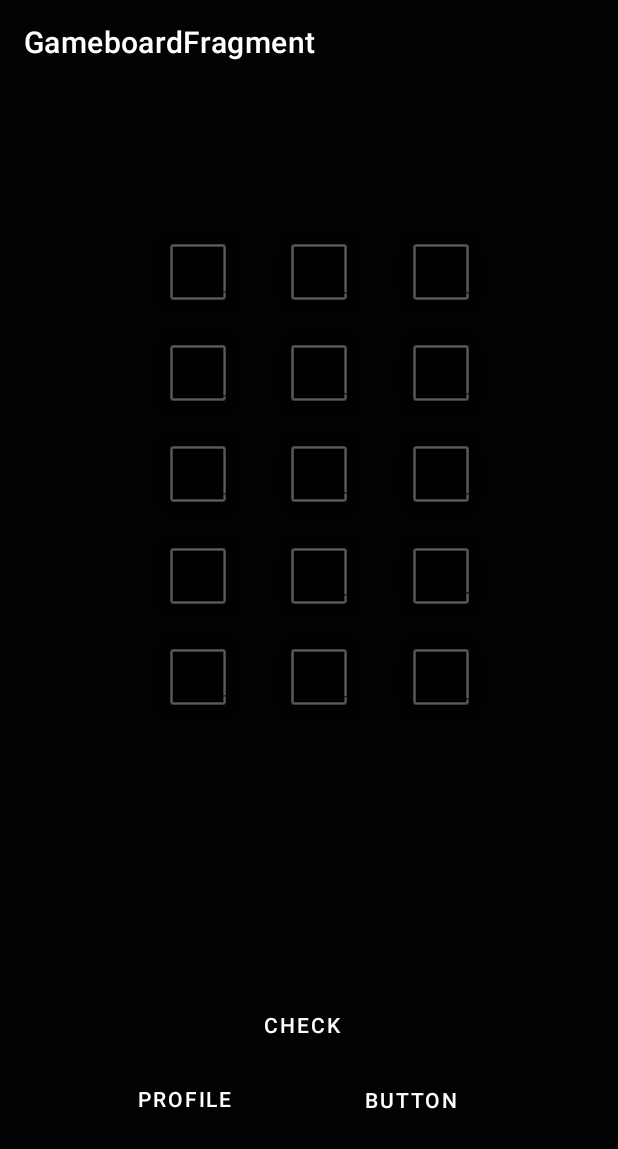
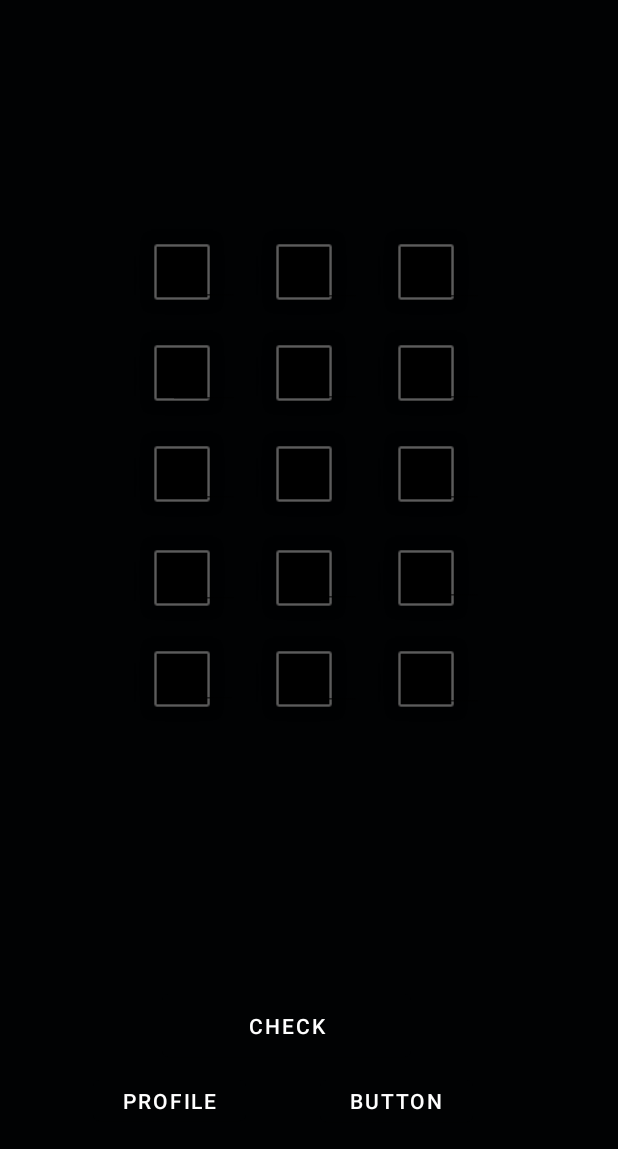
Before and after one commit to CSUF-CPSC411A-2022S/project-the-brogrammers, an Android app: the screen it shows after launch (MainActivity), on a phone screen of 412 x 824 dp. Shown: the top 1149 px of the screen. Run offline under Robolectric (Android 15) with nearby library versions, the phone set to English and light mode, and no system bars; our stand-ins replace Room's generated code, data binding, navigation-ui.

Commit message:
branch created
Game Mechanics Created
Splash Rework
Faceplate Rework

Keyboard WIP
Keyboard need constraint

```diff
--- a/app/src/main/res/layout/gameboard.xml
+++ b/app/src/main/res/layout/gameboard.xml
@@ -10,6 +10,22 @@
         android:background="#010203"
         tools:context=".MainActivity">
 
+
+        <EditText
+            android:id="@+id/RThreeLetterTwo"
+            android:layout_width="48dp"
+            android:layout_height="49dp"
+            android:ems="10"
+            android:inputType="textPersonName"
+            android:maxLength="1"
+            android:textColor="#FFFFFF"
+            app:layout_constraintBottom_toBottomOf="@+id/SR3C2"
+            app:layout_constraintEnd_toEndOf="@+id/SR3C2"
+            app:layout_constraintHorizontal_bias="1.0"
+            app:layout_constraintStart_toStartOf="@+id/SR3C2"
+            app:layout_constraintTop_toTopOf="parent"
+            app:layout_constraintVertical_bias="0.944" />
+
         <TextView
             android:id="@+id/name"
             android:layout_width="175dp"
@@ -19,10 +35,10 @@
             android:textSize="34sp"
             app:layout_constraintBottom_toBottomOf="parent"
             app:layout_constraintEnd_toEndOf="parent"
+            app:layout_constraintHorizontal_bias="0.457"
             app:layout_constraintStart_toStartOf="parent"
             app:layout_constraintTop_toTopOf="parent"
-            app:layout_constraintVertical_bias="0.647" />
-
+            app:layout_constraintVertical_bias="0.649" />
 
         <TextView
             android:id="@+id/address"
@@ -33,9 +49,10 @@
             android:textSize="34sp"
             app:layout_constraintBottom_toBottomOf="parent"
             app:layout_constraintEnd_toEndOf="parent"
+            app:layout_constraintHorizontal_bias="0.457"
             app:layout_constraintStart_toStartOf="parent"
             app:layout_constraintTop_toTopOf="parent"
-            app:layout_constraintVertical_bias="0.72" />
+            app:layout_constraintVertical_bias="0.722" />
 
         <TextView
             android:id="@+id/announcer"
@@ -46,9 +63,10 @@
             android:textSize="34sp"
             app:layout_constraintBottom_toBottomOf="parent"
             app:layout_constraintEnd_toEndOf="parent"
+            app:layout_constraintHorizontal_bias="0.457"
             app:layout_constraintStart_toStartOf="parent"
             app:layout_constraintTop_toTopOf="parent"
-            app:layout_constraintVertical_bias="0.023" />
+            app:layout_constraintVertical_bias="0.024" />
 
         <Button
             android:id="@+id/add"
@@ -57,10 +75,10 @@
             android:text="Check"
             app:layout_constraintBottom_toBottomOf="parent"
             app:layout_constraintEnd_toEndOf="parent"
-            app:layout_constraintHorizontal_bias="0.481"
+            app:layout_constraintHorizontal_bias="0.44"
             app:layout_constraintStart_toStartOf="parent"
             app:layout_constraintTop_toTopOf="parent"
-            app:layout_constraintVertical_bias="0.84" />
+            app:layout_constraintVertical_bias="0.841" />
 
         <Button
             android:id="@+id/profileButton"
@@ -69,10 +87,10 @@
             android:text="Profile"
             app:layout_constraintBottom_toBottomOf="parent"
             app:layout_constraintEnd_toEndOf="parent"
-            app:layout_constraintHorizontal_bias="0.233"
+            app:layout_constraintHorizontal_bias="0.2"
             app:layout_constraintStart_toStartOf="parent"
             app:layout_constraintTop_toTopOf="parent"
-            app:layout_constraintVertical_bias="0.901" />
+            app:layout_constraintVertical_bias="0.903" />
 
         <TextView
             android:id="@+id/LettersRight"
@@ -81,10 +99,10 @@
             android:text="Letters Right:"
             app:layout_constraintBottom_toBottomOf="parent"
             app:layout_constraintEnd_toEndOf="parent"
-            app:layout_constraintHorizontal_bias="0.481"
+            app:layout_constraintHorizontal_bias="0.451"
             app:layout_constraintStart_toStartOf="parent"
             app:layout_constraintTop_toTopOf="parent"
-            app:layout_constraintVertical_bias="0.95" />
+            app:layout_constraintVertical_bias="0.952" />
 
         <Button
             android:id="@+id/create"
@@ -93,10 +111,10 @@
             android:text="Button"
             app:layout_constraintBottom_toBottomOf="parent"
             app:layout_constraintEnd_toEndOf="parent"
-            app:layout_constraintHorizontal_bias="0.721"
+            app:layout_constraintHorizontal_bias="0.689"
             app:layout_constraintStart_toStartOf="parent"
             app:layout_constraintTop_toTopOf="parent"
-            app:layout_constraintVertical_bias="0.903" />
+            app:layout_constraintVertical_bias="0.904" />
 
         <ImageView
             android:id="@+id/SR1C2"
@@ -104,7 +122,7 @@
             android:layout_height="64dp"
             app:layout_constraintBottom_toBottomOf="parent"
             app:layout_constraintEnd_toEndOf="parent"
-            app:layout_constraintHorizontal_bias="0.52"
+            app:layout_constraintHorizontal_bias="0.491"
             app:layout_constraintStart_toStartOf="parent"
             app:layout_constraintTop_toTopOf="parent"
             app:layout_constraintVertical_bias="0.137"
@@ -116,7 +134,7 @@
             android:layout_height="64dp"
             app:layout_constraintBottom_toBottomOf="parent"
             app:layout_constraintEnd_toEndOf="parent"
-            app:layout_constraintHorizontal_bias="0.278"
+            app:layout_constraintHorizontal_bias="0.248"
             app:layout_constraintStart_toStartOf="parent"
             app:layout_constraintTop_toTopOf="parent"
             app:layout_constraintVertical_bias="0.233"
@@ -128,7 +146,7 @@
             android:layout_height="64dp"
             app:layout_constraintBottom_toBottomOf="parent"
             app:layout_constraintEnd_toEndOf="parent"
-            app:layout_constraintHorizontal_bias="0.278"
+            app:layout_constraintHorizontal_bias="0.248"
             app:layout_constraintStart_toStartOf="parent"
             app:layout_constraintTop_toTopOf="parent"
             app:layout_constraintVertical_bias="0.137"
@@ -140,7 +158,7 @@
             android:layout_height="64dp"
             app:layout_constraintBottom_toBottomOf="parent"
             app:layout_constraintEnd_toEndOf="parent"
-            app:layout_constraintHorizontal_bias="0.52"
+            app:layout_constraintHorizontal_bias="0.491"
             app:layout_constraintStart_toStartOf="parent"
             app:layout_constraintTop_toTopOf="parent"
             app:layout_constraintVertical_bias="0.329"
@@ -152,10 +170,10 @@
             android:layout_height="64dp"
             app:layout_constraintBottom_toBottomOf="parent"
             app:layout_constraintEnd_toEndOf="parent"
-            app:layout_constraintHorizontal_bias="0.52"
+            app:layout_constraintHorizontal_bias="0.491"
             app:layout_constraintStart_toStartOf="parent"
             app:layout_constraintTop_toTopOf="parent"
-            app:layout_constraintVertical_bias="0.425"
+            app:layout_constraintVertical_bias="0.427"
             app:srcCompat="@android:drawable/alert_dark_frame" />
 
         <ImageView
@@ -164,10 +182,10 @@
             android:layout_height="64dp"
             app:layout_constraintBottom_toBottomOf="parent"
             app:layout_constraintEnd_toEndOf="parent"
-            app:layout_constraintHorizontal_bias="0.52"
+            app:layout_constraintHorizontal_bias="0.491"
             app:layout_constraintStart_toStartOf="parent"
             app:layout_constraintTop_toTopOf="parent"
-            app:layout_constraintVertical_bias="0.521"
+            app:layout_constraintVertical_bias="0.523"
             app:srcCompat="@android:drawable/alert_dark_frame" />
 
         <ImageView
@@ -176,7 +194,7 @@
             android:layout_height="64dp"
             app:layout_constraintBottom_toBottomOf="parent"
             app:layout_constraintEnd_toEndOf="parent"
-            app:layout_constraintHorizontal_bias="0.52"
+            app:layout_constraintHorizontal_bias="0.491"
             app:layout_constraintStart_toStartOf="parent"
             app:layout_constraintTop_toTopOf="parent"
             app:layout_constraintVertical_bias="0.233"
@@ -188,7 +206,7 @@
             android:layout_height="64dp"
             app:layout_constraintBottom_toBottomOf="parent"
             app:layout_constraintEnd_toEndOf="parent"
-            app:layout_constraintHorizontal_bias="0.763"
+            app:layout_constraintHorizontal_bias="0.733"
             app:layout_constraintStart_toStartOf="parent"
             app:layout_constraintTop_toTopOf="parent"
             app:layout_constraintVertical_bias="0.233"
@@ -200,7 +218,7 @@
             android:layout_height="64dp"
             app:layout_constraintBottom_toBottomOf="parent"
             app:layout_constraintEnd_toEndOf="parent"
-            app:layout_constraintHorizontal_bias="0.763"
+            app:layout_constraintHorizontal_bias="0.733"
             app:layout_constraintStart_toStartOf="parent"
             app:layout_constraintTop_toTopOf="parent"
             app:layout_constraintVertical_bias="0.329"
@@ -212,10 +230,10 @@
             android:layout_height="64dp"
             app:layout_constraintBottom_toBottomOf="parent"
             app:layout_constraintEnd_toEndOf="parent"
-            app:layout_constraintHorizontal_bias="0.763"
+            app:layout_constraintHorizontal_bias="0.733"
             app:layout_constraintStart_toStartOf="parent"
             app:layout_constraintTop_toTopOf="parent"
-            app:layout_constraintVertical_bias="0.425"
+            app:layout_constraintVertical_bias="0.427"
             app:srcCompat="@android:drawable/alert_dark_frame" />
 
         <ImageView
@@ -224,10 +242,10 @@
             android:layout_height="64dp"
             app:layout_constraintBottom_toBottomOf="parent"
             app:layout_constraintEnd_toEndOf="parent"
-            app:layout_constraintHorizontal_bias="0.763"
+            app:layout_constraintHorizontal_bias="0.733"
             app:layout_constraintStart_toStartOf="parent"
             app:layout_constraintTop_toTopOf="parent"
-            app:layout_constraintVertical_bias="0.521"
+            app:layout_constraintVertical_bias="0.523"
             app:srcCompat="@android:drawable/alert_dark_frame" />
 
         <ImageView
@@ -236,7 +254,7 @@
             android:layout_height="64dp"
             app:layout_constraintBottom_toBottomOf="parent"
             app:layout_constraintEnd_toEndOf="parent"
-            app:layout_constraintHorizontal_bias="0.278"
+            app:layout_constraintHorizontal_bias="0.248"
             app:layout_constraintStart_toStartOf="parent"
             app:layout_constraintTop_toTopOf="parent"
             app:layout_constraintVertical_bias="0.329"
@@ -248,10 +266,10 @@
             android:layout_height="64dp"
             app:layout_constraintBottom_toBottomOf="parent"
             app:layout_constraintEnd_toEndOf="parent"
-            app:layout_constraintHorizontal_bias="0.278"
+            app:layout_constraintHorizontal_bias="0.248"
             app:layout_constraintStart_toStartOf="parent"
             app:layout_constraintTop_toTopOf="parent"
-            app:layout_constraintVertical_bias="0.521"
+            app:layout_constraintVertical_bias="0.523"
             app:srcCompat="@android:drawable/alert_dark_frame" />
 
         <ImageView
@@ -260,10 +278,10 @@
             android:layout_height="64dp"
             app:layout_constraintBottom_toBottomOf="parent"
             app:layout_constraintEnd_toEndOf="parent"
-            app:layout_constraintHorizontal_bias="0.278"
+            app:layout_constraintHorizontal_bias="0.248"
             app:layout_constraintStart_toStartOf="parent"
             app:layout_constraintTop_toTopOf="parent"
-            app:layout_constraintVertical_bias="0.425"
+            app:layout_constraintVertical_bias="0.427"
             app:srcCompat="@android:drawable/alert_dark_frame" />
 
         <ImageView
@@ -273,7 +291,7 @@
             android:layout_marginStart="-9dp"
             app:layout_constraintBottom_toBottomOf="parent"
             app:layout_constraintEnd_toEndOf="parent"
-            app:layout_constraintHorizontal_bias="0.769"
+            app:layout_constraintHorizontal_bias="0.74"
             app:layout_constraintStart_toStartOf="parent"
             app:layout_constraintTop_toTopOf="parent"
             app:layout_constraintVertical_bias="0.137"
@@ -322,7 +340,7 @@
             app:layout_constraintHorizontal_bias="1.0"
             app:layout_constraintStart_toStartOf="@+id/SR3C3"
             app:layout_constraintTop_toTopOf="@+id/SR3C3"
-            app:layout_constraintVertical_bias="0.066" />
+            app:layout_constraintVertical_bias="0.2" />
 
         <EditText
             android:id="@+id/RFourLetterThree"
@@ -352,7 +370,7 @@
             app:layout_constraintHorizontal_bias="1.0"
             app:layout_constraintStart_toStartOf="@+id/SR1C3"
             app:layout_constraintTop_toTopOf="@+id/SR1C3"
-            app:layout_constraintVertical_bias="0.071" />
+            app:layout_constraintVertical_bias="0.214" />
 
         <EditText
             android:id="@+id/RTwoLetterThree"
@@ -367,7 +385,7 @@
             app:layout_constraintHorizontal_bias="1.0"
             app:layout_constraintStart_toStartOf="@+id/SR2C3"
             app:layout_constraintTop_toTopOf="@+id/SR2C3"
-            app:layout_constraintVertical_bias="0.071" />
+            app:layout_constraintVertical_bias="0.214" />
 
         <EditText
             android:id="@+id/RFourLetterTwo"
@@ -400,36 +418,6 @@
             app:layout_constraintVertical_bias="0.0" />
 
         <EditText
-            android:id="@+id/RThreeLetterTwo"
-            android:layout_width="48dp"
-            android:layout_height="49dp"
-            android:ems="10"
-            android:inputType="textPersonName"
-            android:maxLength="1"
-            android:textColor="#FFFFFF"
-            app:layout_constraintBottom_toBottomOf="@+id/SR3C2"
-            app:layout_constraintEnd_toEndOf="@+id/SR3C2"
-            app:layout_constraintHorizontal_bias="1.0"
-            app:layout_constraintStart_toStartOf="@+id/SR3C2"
-            app:layout_constraintTop_toTopOf="parent"
-            app:layout_constraintVertical_bias="0.94" />
-
-        <EditText
-            android:id="@+id/RTwoLetterOne"
-            android:layout_width="48dp"
-            android:layout_height="49dp"
-            android:ems="10"
-            android:inputType="textPersonName"
-            android:maxLength="1"
-            android:textColor="#FFFFFF"
-            app:layout_constraintBottom_toBottomOf="@+id/SR2C1"
-            app:layout_constraintEnd_toEndOf="@+id/SR2C1"
-            app:layout_constraintHorizontal_bias="1.0"
-            app:layout_constraintStart_toStartOf="parent"
-            app:layout_constraintTop_toTopOf="@+id/SR2C1"
-            app:layout_constraintVertical_bias="0.2" />
-
-        <EditText
             android:id="@+id/RTwoLetterTwo"
             android:layout_width="47dp"
             android:layout_height="50dp"
@@ -442,7 +430,7 @@
             app:layout_constraintHorizontal_bias="1.0"
             app:layout_constraintStart_toStartOf="@+id/SR2C2"
             app:layout_constraintTop_toTopOf="@+id/SR2C2"
-            app:layout_constraintVertical_bias="0.071" />
+            app:layout_constraintVertical_bias="0.214" />
 
         <EditText
             android:id="@+id/letterTwo"
@@ -457,7 +445,7 @@
             app:layout_constraintHorizontal_bias="1.0"
             app:layout_constraintStart_toStartOf="@+id/SR1C2"
             app:layout_constraintTop_toTopOf="@+id/SR1C2"
-            app:layout_constraintVertical_bias="0.071" />
+            app:layout_constraintVertical_bias="0.214" />
 
         <EditText
             android:id="@+id/letterOne"
@@ -474,7 +462,7 @@
             app:layout_constraintHorizontal_bias="1.0"
             app:layout_constraintStart_toStartOf="@+id/SR1C1"
             app:layout_constraintTop_toTopOf="@+id/SR1C1"
-            app:layout_constraintVertical_bias="0.066" />
+            app:layout_constraintVertical_bias="0.2" />
 
         <EditText
             android:id="@+id/RFiveLetterOne"
@@ -504,7 +492,22 @@
             app:layout_constraintHorizontal_bias="1.0"
             app:layout_constraintStart_toStartOf="@+id/SR3C1"
             app:layout_constraintTop_toTopOf="@+id/SR3C1"
-            app:layout_constraintVertical_bias="0.066" />
+            app:layout_constraintVertical_bias="0.2" />
+
+        <EditText
+            android:id="@+id/RTwoLetterOne"
+            android:layout_width="48dp"
+            android:layout_height="49dp"
+            android:ems="10"
+            android:inputType="textPersonName"
+            android:maxLength="1"
+            android:textColor="#FFFFFF"
+            app:layout_constraintBottom_toBottomOf="@+id/SR2C1"
+            app:layout_constraintEnd_toEndOf="@+id/SR2C1"
+            app:layout_constraintHorizontal_bias="1.0"
+            app:layout_constraintStart_toStartOf="parent"
+            app:layout_constraintTop_toTopOf="@+id/SR2C1"
+            app:layout_constraintVertical_bias="0.266" />
 
     </androidx.constraintlayout.widget.ConstraintLayout>
 </layout>
--- a/app/src/main/res/navigation/navigation.xml
+++ b/app/src/main/res/navigation/navigation.xml
@@ -7,7 +7,7 @@
     <fragment
         android:id="@+id/profileFragment"
         android:name="com.example.shwordle.ProfileFragment"
-        android:label="profile"
+        android:label=""
         tools:layout="@layout/profile" >
         <action
             android:id="@+id/action_profileFragment_to_gameboardFragment"
@@ -16,7 +16,7 @@
     <fragment
         android:id="@+id/gameboardFragment"
         android:name="com.example.shwordle.GameboardFragment"
-        android:label="GameboardFragment" >
+        android:label="" >
         <action
             android:id="@+id/action_gameboardFragment_to_profileFragment"
             app:destination="@id/profileFragment" />
```
